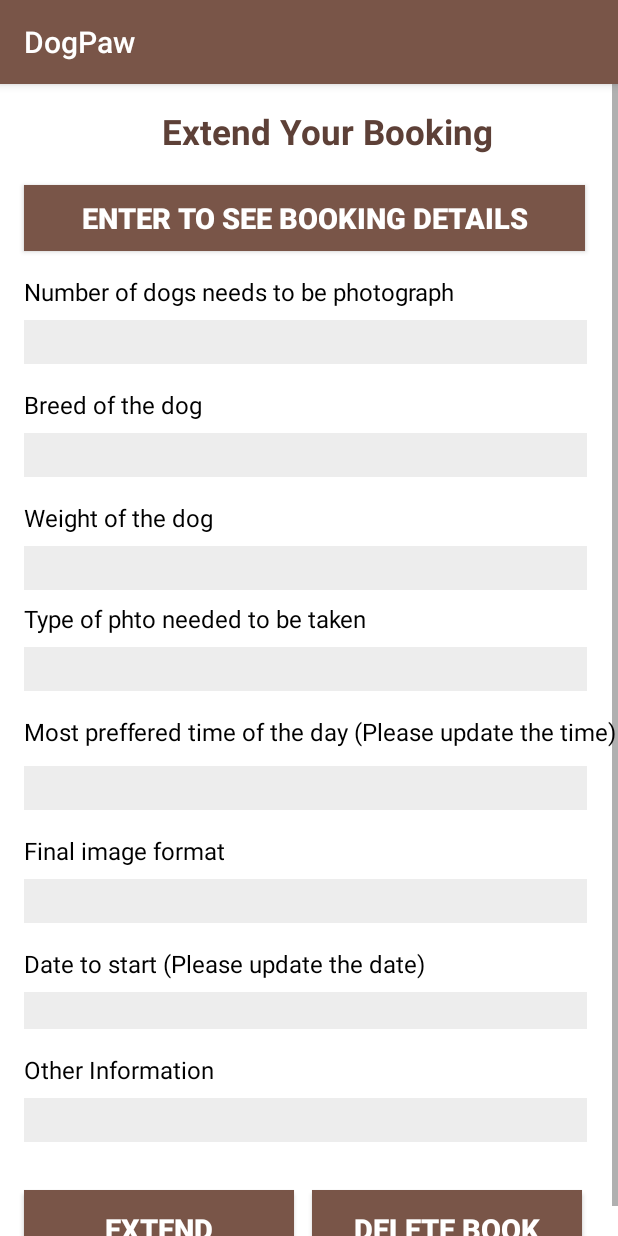
After one commit to NavodyaPasqual/MAD-project-DogPaw, an Android app: the ExtendPhotography screen opened directly, with no data from a screen before it, on a phone screen of 412 x 824 dp. The commit adds this screen. Run offline under Robolectric (Android 15) with nearby library versions, the phone set to English and light mode, and no system bars; our stand-ins replace Firebase (no records; nobody signed in at launch, a user with empty details on screens opened directly); 1 statement that could not run was skipped.

Commit message:
Updated CRUD

```diff
--- a/app/src/main/AndroidManifest.xml
+++ b/app/src/main/AndroidManifest.xml
@@ -9,7 +9,9 @@
         android:roundIcon="@mipmap/ic_launcher_round"
         android:supportsRtl="true"
         android:theme="@style/AppTheme">
-        <activity android:name=".AdminPhotographyAdd"></activity>
+        <activity android:name=".ExtendPhotography"></activity>
+        <activity android:name=".PhotographyBooking" />
+        <activity android:name=".AdminPhotographyAdd" />
         <activity android:name=".AdminPhotographyUpdate" />
         <activity android:name=".AdminPhotographyManagemnt" />
         <activity android:name=".Payment" />
--- /dev/null
+++ b/app/src/main/java/com/example/dogpaw/ExtendPhotography.java
@@ -0,0 +1,182 @@
+package com.example.dogpaw;
+
+import androidx.annotation.NonNull;
+import androidx.appcompat.app.AppCompatActivity;
+
+import android.content.Intent;
+import android.os.Bundle;
+import android.text.TextUtils;
+import android.view.View;
+import android.widget.Button;
+import android.widget.EditText;
+import android.widget.Toast;
+
+import com.google.firebase.database.DataSnapshot;
+import com.google.firebase.database.DatabaseError;
+import com.google.firebase.database.DatabaseReference;
+import com.google.firebase.database.FirebaseDatabase;
+import com.google.firebase.database.ValueEventListener;
+
+public class ExtendPhotography extends AppCompatActivity {
+
+    EditText txtNo, txtBreed, txtTime, txtDate, txtInfo, txtWeight, txtIformat, txtType;
+    DatabaseReference dbRef;
+    Photography photography;
+    Button extend, delete, read;
+
+    @Override
+    protected void onCreate(Bundle savedInstanceState) {
+        super.onCreate(savedInstanceState);
+        setContentView(R.layout.activity_extend_photography);
+        txtNo = findViewById(R.id.editText1);
+        txtBreed = findViewById(R.id.editText2);
+        txtTime = findViewById(R.id.editText4);
+        txtDate = findViewById(R.id.editTextDate);
+        txtInfo = findViewById(R.id.editText5);
+        txtWeight = findViewById(R.id.editText6);
+        txtIformat = findViewById(R.id.editText8);
+        txtType = findViewById(R.id.editText7);
+        read = findViewById(R.id.button3);
+        extend = findViewById(R.id.button);
+        delete = findViewById(R.id.button2);
+        setEditTestReadOnly();
+
+        photography = new Photography();
+
+        read.setOnClickListener(new View.OnClickListener() {
+            @Override
+            public void onClick(View view) {
+                dbRef = FirebaseDatabase.getInstance().getReference().child("Photography").child("photography1");
+                dbRef.addListenerForSingleValueEvent(new ValueEventListener() {
+                    @Override
+                    public void onDataChange(@NonNull DataSnapshot dataSnapshot) {
+                        if(dataSnapshot.hasChildren()){
+                            txtNo.setText(dataSnapshot.child("no").getValue().toString());
+                            txtBreed.setText(dataSnapshot.child("breed").getValue().toString());
+                            txtTime.setText(dataSnapshot.child("time").getValue().toString());
+                            txtDate.setText(dataSnapshot.child("date").getValue().toString());
+                            txtInfo.setText(dataSnapshot.child("info").getValue().toString());
+                            txtWeight.setText(dataSnapshot.child("weight").getValue().toString());
+                            txtIformat.setText(dataSnapshot.child("format").getValue().toString());
+                            txtType.setText(dataSnapshot.child("type").getValue().toString());
+
+                        }
+                        else
+                            Toast.makeText(getApplicationContext(),"No Booking to display", Toast.LENGTH_SHORT).show();
+                    }
+
+                    @Override
+                    public void onCancelled(@NonNull DatabaseError databaseError) {
+
+                    }
+                });
+
+            }
+        });
+
+        extend.setOnClickListener(new View.OnClickListener() {
+            @Override
+            public void onClick(View view) {
+                dbRef = FirebaseDatabase.getInstance().getReference().child("Photography");
+
+
+                dbRef.addListenerForSingleValueEvent(new ValueEventListener() {
+                    @Override
+                    public void onDataChange(@NonNull DataSnapshot dataSnapshot) {
+                        if(dataSnapshot.hasChild("photography1")){
+                                photography.setTime(txtTime.getText().toString().trim());
+                                photography.setDate(txtDate.getText().toString().trim());
+                                photography.setFormat(txtIformat.getText().toString().trim());
+                                photography.setInfo(txtInfo.getText().toString().trim());
+                                photography.setType(txtType.getText().toString().trim());
+                                photography.setWeight(txtWeight.getText().toString().trim());
+                                photography.setBreed(txtBreed.getText().toString().trim());
+                                photography.setNo(Integer.parseInt(txtNo.getText().toString().trim()));
+
+                                dbRef= FirebaseDatabase.getInstance().getReference().child("Photography").child("photography1");
+                                dbRef.setValue(photography);
+                                clearControls();
+                                Toast.makeText(getApplicationContext(),"Your Book is Extended.",Toast.LENGTH_SHORT).show();
+
+                        }else
+                            Toast.makeText(getApplicationContext(),"Sorry your boooking cannot be extended",Toast.LENGTH_SHORT).show();
+                    }
+
+                    @Override
+                    public void onCancelled(@NonNull DatabaseError databaseError) {
+
+                    }
+                });
+
+                Intent intent = new Intent(ExtendPhotography.this, MainActivity.class);
+                startActivity(intent);
+
+
+            }
+        });
+
+        delete.setOnClickListener(new View.OnClickListener() {
+            @Override
+            public void onClick(View view) {
+                dbRef = FirebaseDatabase.getInstance().getReference().child("Photography");
+                dbRef.addListenerForSingleValueEvent(new ValueEventListener() {
+                    @Override
+                    public void onDataChange(@NonNull DataSnapshot dataSnapshot) {
+                        if(dataSnapshot.hasChild("photography1")){
+                            dbRef= FirebaseDatabase.getInstance().getReference().child("Photography").child("photography1");
+                            dbRef.setValue(photography);
+                            dbRef.removeValue();
+                            clearControls();
+                            Toast.makeText(getApplicationContext(),"Your Book has been deleted",Toast.LENGTH_SHORT).show();
+
+                        }else
+                            Toast.makeText(getApplicationContext(),"No Booking to deleted",Toast.LENGTH_SHORT).show();
+                    }
+
+                    @Override
+                    public void onCancelled(@NonNull DatabaseError databaseError) {
+
+                    }
+                });
+
+                Intent intent = new Intent(ExtendPhotography.this, Photography_first.class);
+                startActivity(intent);
+
+            }
+        });
+
+    }
+
+    private void setEditTestReadOnly(){
+        txtNo.setEnabled(false);
+        txtBreed.setEnabled(false);
+        txtInfo.setEnabled(false);
+        txtWeight.setEnabled(false);
+        txtIformat.setEnabled(false);
+        txtType.setEnabled(false);
+
+    }
+
+    private void clearControls(){
+        txtNo.setText("");
+        txtBreed.setText("");
+        txtTime.setText("");
+        txtDate.setText("");
+        txtInfo.setText("");
+        txtWeight.setText("");
+        txtIformat.setText("");
+        txtType.setText("");
+    }
+
+    /*public void sendToHomepage(View view) {
+        Intent intent = new Intent(this, MainActivity.class);
+        Button button = (Button) findViewById(R.id.button);
+        startActivity(intent);
+    }*/
+
+    /*public void sendToStartPage(View view) {
+        Intent intent = new Intent(this, Photography_first.class);
+        Button button = (Button) findViewById(R.id.button2);
+        startActivity(intent);
+    }*/
+}
--- a/app/src/main/java/com/example/dogpaw/MainActivity.java
+++ b/app/src/main/java/com/example/dogpaw/MainActivity.java
@@ -51,7 +51,7 @@ public class MainActivity extends AppCompatActivity {
     }
 
     public void sendToPhotography(View view) {
-        Intent intent = new Intent(this, Photography_first.class);
+        Intent intent = new Intent(this, PhotographyBooking.class);
         Button button = (Button) findViewById(R.id.button6);
         startActivity(intent);
     }
--- /dev/null
+++ b/app/src/main/res/layout/activity_extend_photography.xml
@@ -0,0 +1,270 @@
+<?xml version="1.0" encoding="utf-8"?>
+<ScrollView xmlns:android="http://schemas.android.com/apk/res/android"
+    xmlns:app="http://schemas.android.com/apk/res-auto"
+    xmlns:tools="http://schemas.android.com/tools"
+    android:layout_width="match_parent"
+    android:layout_height="match_parent"
+    tools:context=".ExtendPhotography">
+
+    <androidx.constraintlayout.widget.ConstraintLayout
+        android:layout_width="match_parent"
+        android:layout_height="match_parent"
+        android:background="#FFFFFF">
+
+        <TextView
+            android:id="@+id/textView9"
+            android:layout_width="wrap_content"
+            android:layout_height="wrap_content"
+            android:layout_marginStart="108dp"
+            android:layout_marginTop="16dp"
+            android:hint="Extend Your Booking"
+            android:textColorHint="@color/colorPrimaryDark"
+            android:textSize="23sp"
+            android:textStyle="bold"
+            app:layout_constraintStart_toStartOf="parent"
+            app:layout_constraintTop_toTopOf="parent" />
+
+        <Button
+            android:id="@+id/button3"
+            android:layout_width="374dp"
+            android:layout_height="44dp"
+            android:layout_marginStart="16dp"
+            android:layout_marginTop="20dp"
+            android:background="#795548"
+            android:text="Enter to See booking Details"
+            android:textColor="@color/white"
+            android:textSize="19sp"
+            android:textStyle="bold"
+            app:layout_constraintStart_toStartOf="parent"
+            app:layout_constraintTop_toBottomOf="@+id/textView9" />
+
+        <TextView
+            android:id="@+id/textView1"
+            android:layout_width="wrap_content"
+            android:layout_height="wrap_content"
+            android:layout_marginStart="16dp"
+            android:layout_marginTop="16dp"
+            android:hint="@string/n_photography_form_first"
+            android:textColorHint="#000000"
+            android:textSize="16sp"
+            app:layout_constraintStart_toStartOf="parent"
+            app:layout_constraintTop_toBottomOf="@+id/button3" />
+
+        <EditText
+            android:id="@+id/editText1"
+            android:layout_width="375dp"
+            android:layout_height="29dp"
+            android:layout_marginStart="16dp"
+            android:layout_marginTop="8dp"
+            android:background="#12070000"
+            android:ems="10"
+            android:inputType="textPersonName"
+            android:paddingStart="12dp"
+            app:layout_constraintStart_toStartOf="parent"
+            app:layout_constraintTop_toBottomOf="@+id/textView1" />
+
+        <TextView
+            android:id="@+id/textView2"
+            android:layout_width="wrap_content"
+            android:layout_height="wrap_content"
+            android:layout_marginStart="16dp"
+            android:layout_marginTop="16dp"
+            android:hint="@string/n_photography_form_second"
+            android:textColorHint="#000000"
+            android:textSize="16sp"
+            app:layout_constraintStart_toStartOf="parent"
+            app:layout_constraintTop_toBottomOf="@+id/editText1" />
+
+        <EditText
+            android:id="@+id/editText2"
+            android:layout_width="375dp"
+            android:layout_height="29dp"
+            android:layout_marginStart="16dp"
+            android:layout_marginTop="8dp"
+            android:background="#12070000"
+            android:ems="10"
+            android:inputType="textPersonName"
+            android:paddingStart="12dp"
+            app:layout_constraintStart_toStartOf="parent"
+            app:layout_constraintTop_toBottomOf="@+id/textView2" />
+
+        <TextView
+            android:id="@+id/textView3"
+            android:layout_width="wrap_content"
+            android:layout_height="wrap_content"
+            android:layout_marginStart="16dp"
+            android:layout_marginTop="16dp"
+            android:hint="@string/n_photography_form_third"
+            android:textColorHint="#000000"
+            android:textSize="16sp"
+            app:layout_constraintStart_toStartOf="parent"
+            app:layout_constraintTop_toBottomOf="@+id/editText2" />
+
+        <EditText
+            android:id="@+id/editText6"
+            android:layout_width="375dp"
+            android:layout_height="29dp"
+            android:layout_marginStart="16dp"
+            android:layout_marginTop="8dp"
+            android:background="#12070000"
+            android:ems="10"
+            android:inputType="textPersonName"
+            android:paddingStart="12dp"
+            app:layout_constraintStart_toStartOf="parent"
+            app:layout_constraintTop_toBottomOf="@+id/textView3" />
+
+
+        <TextView
+            android:id="@+id/textView4"
+            android:layout_width="wrap_content"
+            android:layout_height="wrap_content"
+            android:layout_marginStart="16dp"
+            android:layout_marginTop="8dp"
+            android:hint="@string/n_photography_form_forth"
+            android:textColorHint="#000000"
+            android:textSize="16sp"
+            app:layout_constraintStart_toStartOf="parent"
+            app:layout_constraintTop_toBottomOf="@+id/editText6" />
+
+        <EditText
+            android:id="@+id/editText7"
+            android:layout_width="375dp"
+            android:layout_height="29dp"
+            android:layout_marginStart="16dp"
+            android:layout_marginTop="8dp"
+            android:background="#12070000"
+            android:ems="10"
+            android:inputType="textPersonName"
+            android:paddingStart="12dp"
+            app:layout_constraintStart_toStartOf="parent"
+            app:layout_constraintTop_toBottomOf="@+id/textView4" />
+
+        <TextView
+            android:id="@+id/textView5"
+            android:layout_width="wrap_content"
+            android:layout_height="wrap_content"
+            android:layout_marginStart="16dp"
+            android:layout_marginTop="16dp"
+            android:hint="Most preffered time of the day (Please update the time)"
+            android:textColorHint="#000000"
+            android:textSize="16sp"
+            app:layout_constraintStart_toStartOf="parent"
+            app:layout_constraintTop_toBottomOf="@+id/editText7" />
+
+        <EditText
+            android:id="@+id/editText4"
+            android:layout_width="375dp"
+            android:layout_height="29dp"
+            android:layout_marginStart="16dp"
+            android:layout_marginTop="12dp"
+            android:background="#12070000"
+            android:ems="10"
+            android:inputType="textPersonName"
+            android:paddingStart="12dp"
+            app:layout_constraintStart_toStartOf="parent"
+            app:layout_constraintTop_toBottomOf="@+id/textView5" />
+
+        <TextView
+            android:id="@+id/textView6"
+            android:layout_width="wrap_content"
+            android:layout_height="wrap_content"
+            android:layout_marginStart="16dp"
+            android:layout_marginTop="16dp"
+            android:hint="@string/n_photography_six"
+            android:textColorHint="#000000"
+            android:textSize="16sp"
+            app:layout_constraintStart_toStartOf="parent"
+            app:layout_constraintTop_toBottomOf="@+id/editText4" />
+
+        <EditText
+            android:id="@+id/editText8"
+            android:layout_width="375dp"
+            android:layout_height="29dp"
+            android:layout_marginStart="16dp"
+            android:layout_marginTop="8dp"
+            android:background="#12070000"
+            android:ems="10"
+            android:inputType="textPersonName"
+            android:paddingStart="12dp"
+            app:layout_constraintStart_toStartOf="parent"
+            app:layout_constraintTop_toBottomOf="@+id/textView6" />
+
+        <TextView
+            android:id="@+id/textView7"
+            android:layout_width="wrap_content"
+            android:layout_height="wrap_content"
+            android:layout_marginStart="16dp"
+            android:layout_marginTop="16dp"
+            android:text="Date to start (Please update the date)"
+            android:textColor="#000000"
+            android:textSize="16sp"
+            app:layout_constraintStart_toStartOf="parent"
+            app:layout_constraintTop_toBottomOf="@+id/editText8" />
+
+        <EditText
+            android:id="@+id/editTextDate"
+            android:layout_width="375dp"
+            android:layout_height="wrap_content"
+            android:layout_marginStart="16dp"
+            android:layout_marginTop="8dp"
+            android:background="#12070000"
+            android:ems="10"
+            android:inputType="textPersonName"
+            android:paddingStart="16dp"
+            app:layout_constraintStart_toStartOf="parent"
+            app:layout_constraintTop_toBottomOf="@+id/textView7" />
+
+        <TextView
+            android:id="@+id/textView8"
+            android:layout_width="wrap_content"
+            android:layout_height="wrap_content"
+            android:layout_marginStart="16dp"
+            android:layout_marginTop="16dp"
+            android:text="Other Information"
+            android:textColor="#000000"
+            android:textSize="16sp"
+            app:layout_constraintStart_toStartOf="parent"
+            app:layout_constraintTop_toBottomOf="@+id/editTextDate" />
+
+        <EditText
+            android:id="@+id/editText5"
+            android:layout_width="375dp"
+            android:layout_height="29dp"
+            android:layout_marginStart="16dp"
+            android:layout_marginTop="8dp"
+            android:background="#12070000"
+            android:ems="10"
+            android:inputType="textPersonName"
+            android:paddingStart="12dp"
+            app:layout_constraintStart_toStartOf="parent"
+            app:layout_constraintTop_toBottomOf="@+id/textView8" />
+
+        <Button
+            android:id="@+id/button"
+            android:layout_width="180dp"
+            android:layout_height="51dp"
+            android:layout_marginStart="16dp"
+            android:layout_marginTop="32dp"
+            android:background="#795548"
+            android:text="Extend"
+            android:textColor="@color/white"
+            android:textSize="19sp"
+            android:textStyle="bold"
+            app:layout_constraintStart_toStartOf="parent"
+            app:layout_constraintTop_toBottomOf="@+id/editText5" />
+
+        <Button
+            android:id="@+id/button2"
+            android:layout_width="180dp"
+            android:layout_height="51dp"
+            android:layout_marginStart="12dp"
+            android:background="#795548"
+            android:text="Delete Book"
+            android:textColor="@color/white"
+            android:textSize="19sp"
+            android:textStyle="bold"
+            app:layout_constraintBottom_toBottomOf="parent"
+            app:layout_constraintStart_toEndOf="@+id/button" />
+
+    </androidx.constraintlayout.widget.ConstraintLayout>
+</ScrollView>
```
Also changed, not shown: app/src/main/java/com/example/dogpaw/PhotographyBooking.java (added, +29 -0 lines), app/src/main/java/com/example/dogpaw/Photography_second.java (+9 -6 lines), app/src/main/res/layout/activity_photography_booking.xml (added, +47 -0 lines).
